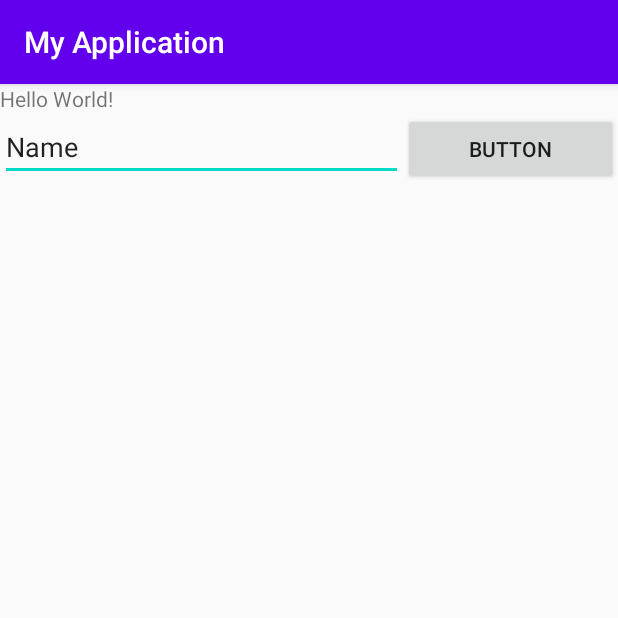
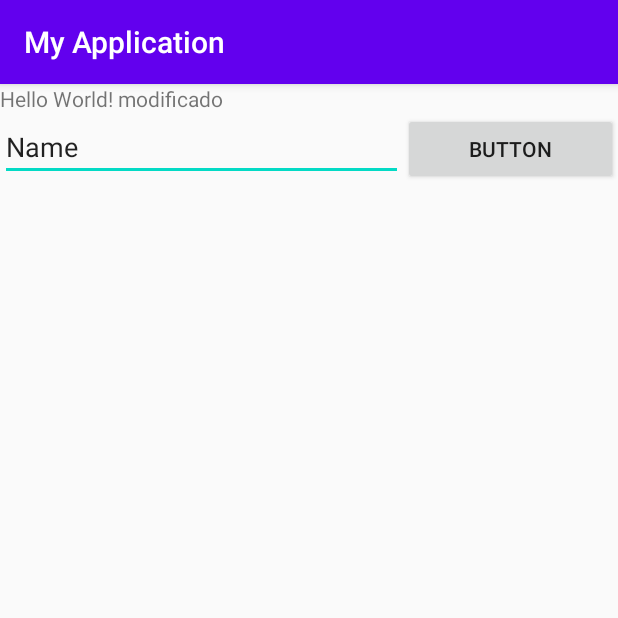
Before and after one commit to MoisesMtzCS/myapplication, an Android app: the screen it shows after launch (MainActivity), on a phone screen of 412 x 824 dp, the top half of it. Run offline under Robolectric (Android 15) with nearby library versions, the phone set to English and light mode, and no system bars.

Commit message:
Changed MainActivity

```diff
--- a/app/src/main/java/com/example/myapplication/MainActivity.kt
+++ b/app/src/main/java/com/example/myapplication/MainActivity.kt
@@ -4,8 +4,10 @@ import androidx.appcompat.app.AppCompatActivity
 import android.os.Bundle
 
 class MainActivity : AppCompatActivity() {
+
     override fun onCreate(savedInstanceState: Bundle?) {
         super.onCreate(savedInstanceState)
         setContentView(R.layout.activity_main)
     }
+
 }
--- a/app/src/main/res/layout/activity_main.xml
+++ b/app/src/main/res/layout/activity_main.xml
@@ -11,7 +11,7 @@
         android:id="@+id/textView"
         android:layout_width="wrap_content"
         android:layout_height="wrap_content"
-        android:text="Hello World!"
+        android:text="Hello World! modificado"
         app:layout_constraintBottom_toBottomOf="parent"
         app:layout_constraintLeft_toLeftOf="parent"
         app:layout_constraintRight_toRightOf="parent"
```
